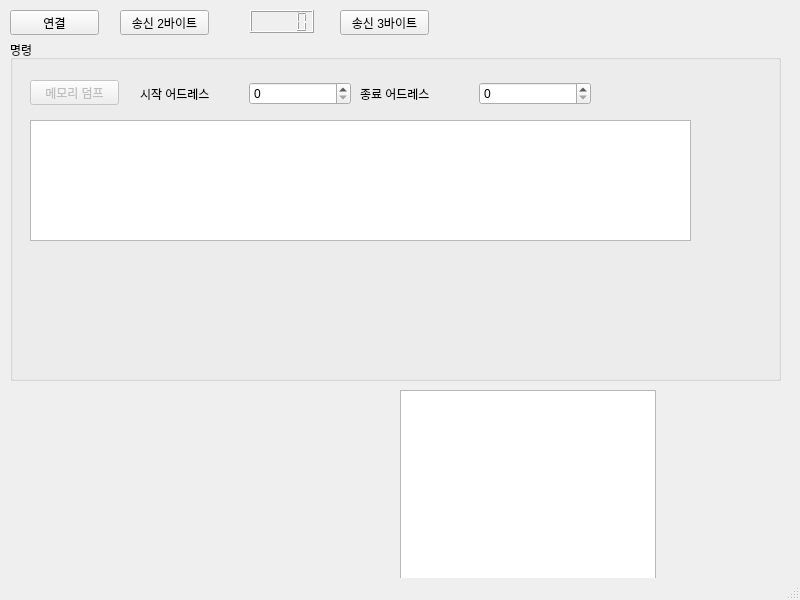
Qt form mainwindow.ui (chjo70/PocketSonata) before a commit.
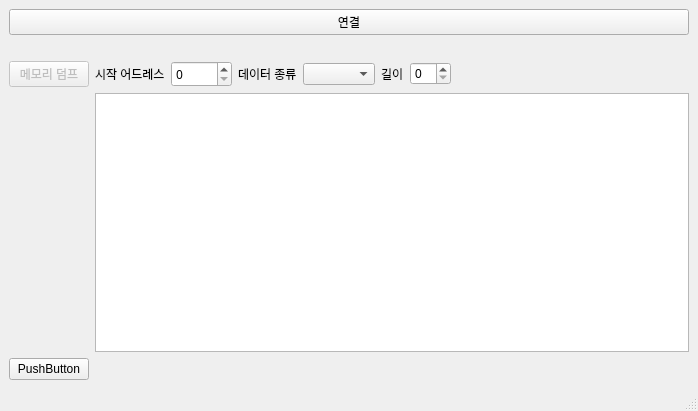
The same form after that commit.

The edit to the form file:
```diff
--- a/mainwindow.ui
+++ b/mainwindow.ui
@@ -6,107 +6,80 @@
    <rect>
     <x>0</x>
     <y>0</y>
-    <width>800</width>
-    <height>600</height>
+    <width>698</width>
+    <height>411</height>
    </rect>
   </property>
   <property name="windowTitle">
    <string>PocketSonata - 제어 콘솔</string>
   </property>
   <widget class="QWidget" name="centralwidget">
+   <layout class="QGridLayout" name="gridLayout">
+    <item row="0" column="0">
    <widget class="QPushButton" name="pushButton">
-    <property name="geometry">
-     <rect>
-      <x>10</x>
-      <y>10</y>
-      <width>89</width>
-      <height>25</height>
-     </rect>
-    </property>
     <property name="text">
      <string>연결</string>
     </property>
    </widget>
-   <widget class="QGroupBox" name="groupBox">
-    <property name="geometry">
-     <rect>
-      <x>10</x>
-      <y>40</y>
-      <width>771</width>
-      <height>341</height>
-     </rect>
-    </property>
-    <property name="title">
-     <string>명령</string>
-    </property>
+    </item>
+    <item row="2" column="0">
+     <layout class="QGridLayout" name="gridLayout_2">
+      <item row="1" column="4">
+       <widget class="QComboBox" name="comboBox"/>
+      </item>
+      <item row="1" column="5">
+       <widget class="QLabel" name="label_3">
+        <property name="maximumSize">
+         <size>
+          <width>72</width>
+          <height>16777215</height>
+         </size>
+        </property>
+        <property name="text">
+         <string>길이</string>
+        </property>
+       </widget>
+      </item>
+      <item row="1" column="0">
     <widget class="QPushButton" name="MemoryDump">
      <property name="enabled">
       <bool>false</bool>
      </property>
-     <property name="geometry">
-      <rect>
-       <x>20</x>
-       <y>40</y>
-       <width>89</width>
-       <height>25</height>
-      </rect>
-     </property>
      <property name="text">
       <string>메모리 덤프</string>
      </property>
     </widget>
-    <widget class="QWidget" name="layoutWidget">
-     <property name="geometry">
-      <rect>
-       <x>130</x>
-       <y>40</y>
-       <width>211</width>
-       <height>28</height>
-      </rect>
-     </property>
-     <layout class="QHBoxLayout" name="horizontalLayout_2">
-      <item>
-       <widget class="QLabel" name="label">
-        <property name="text">
-         <string>시작 어드레스</string>
-        </property>
-       </widget>
       </item>
-      <item>
+      <item row="1" column="6">
        <widget class="QSpinBox" name="spinBox"/>
       </item>
-     </layout>
-    </widget>
-    <widget class="QWidget" name="layoutWidget">
-     <property name="geometry">
-      <rect>
-       <x>350</x>
-       <y>40</y>
-       <width>231</width>
-       <height>28</height>
-      </rect>
-     </property>
-     <layout class="QHBoxLayout" name="horizontalLayout">
-      <item>
+      <item row="1" column="3">
        <widget class="QLabel" name="label_2">
         <property name="text">
-         <string>종료 어드레스</string>
+         <string>데이터 종류</string>
         </property>
        </widget>
       </item>
-      <item>
-       <widget class="QSpinBox" name="spinBox_2"/>
+      <item row="1" column="7">
+       <spacer name="horizontalSpacer">
+        <property name="orientation">
+         <enum>Qt::Horizontal</enum>
+        </property>
+        <property name="sizeHint" stdset="0">
+         <size>
+          <width>40</width>
+          <height>20</height>
+         </size>
+        </property>
+       </spacer>
       </item>
-     </layout>
-    </widget>
+      <item row="6" column="1" colspan="7">
     <widget class="QTextEdit" name="memoryDump">
-     <property name="geometry">
-      <rect>
-       <x>20</x>
-       <y>80</y>
-       <width>661</width>
-       <height>121</height>
-      </rect>
+        <property name="cursor" stdset="0">
+         <cursorShape>ArrowCursor</cursorShape>
+        </property>
+        <property name="autoFillBackground">
+         <bool>true</bool>
      </property>
      <property name="lineWidth">
       <number>1000</number>
@@ -115,53 +88,59 @@
       <bool>true</bool>
      </property>
     </widget>
-   </widget>
-   <widget class="QLCDNumber" name="lcdNumber">
-    <property name="geometry">
-     <rect>
-      <x>250</x>
-      <y>10</y>
-      <width>64</width>
-      <height>23</height>
-     </rect>
-    </property>
-   </widget>
-   <widget class="QPushButton" name="pushButton_3">
-    <property name="geometry">
-     <rect>
-      <x>120</x>
-      <y>10</y>
-      <width>89</width>
-      <height>25</height>
-     </rect>
-    </property>
-    <property name="text">
-     <string>송신 2바이트</string>
-    </property>
-   </widget>
-   <widget class="QPushButton" name="pushButton_4">
-    <property name="geometry">
-     <rect>
-      <x>340</x>
-      <y>10</y>
-      <width>89</width>
-      <height>25</height>
-     </rect>
-    </property>
-    <property name="text">
-     <string>송신 3바이트</string>
-    </property>
-   </widget>
-   <widget class="QTextBrowser" name="textBrowser">
-    <property name="geometry">
-     <rect>
-      <x>400</x>
-      <y>390</y>
-      <width>256</width>
-      <height>192</height>
-     </rect>
-    </property>
-   </widget>
+      </item>
+      <item row="1" column="1">
+       <widget class="QLabel" name="label">
+        <property name="text">
+         <string>시작 어드레스</string>
+        </property>
+       </widget>
+      </item>
+      <item row="6" column="0">
+       <spacer name="verticalSpacer">
+        <property name="orientation">
+         <enum>Qt::Vertical</enum>
+        </property>
+       </spacer>
+      </item>
+      <item row="1" column="2">
+       <widget class="QSpinBox" name="spinBoxStartAddress">
+        <property name="font">
+         <font>
+          <family>Courier 10 Pitch</family>
+         </font>
+        </property>
+        <property name="maximum">
+         <number>99999</number>
+        </property>
+        <property name="singleStep">
+         <number>16</number>
+        </property>
+       </widget>
+      </item>
+      <item row="7" column="0">
+       <widget class="QPushButton" name="pushButton_2">
+        <property name="text">
+         <string>PushButton</string>
+        </property>
+       </widget>
+      </item>
+     </layout>
+    </item>
+    <item row="1" column="0">
+     <spacer name="horizontalSpacer_2">
+      <property name="orientation">
+       <enum>Qt::Horizontal</enum>
+      </property>
+      <property name="sizeHint" stdset="0">
+       <size>
+        <width>40</width>
+        <height>20</height>
+       </size>
+      </property>
+     </spacer>
+    </item>
+   </layout>
   </widget>
   <widget class="QMenuBar" name="menubar">
    <property name="geometry">
```
Left out of the diff: 2 changed lines with no effect on the pictures. Lines whose indentation alone changed are shown as unchanged.
